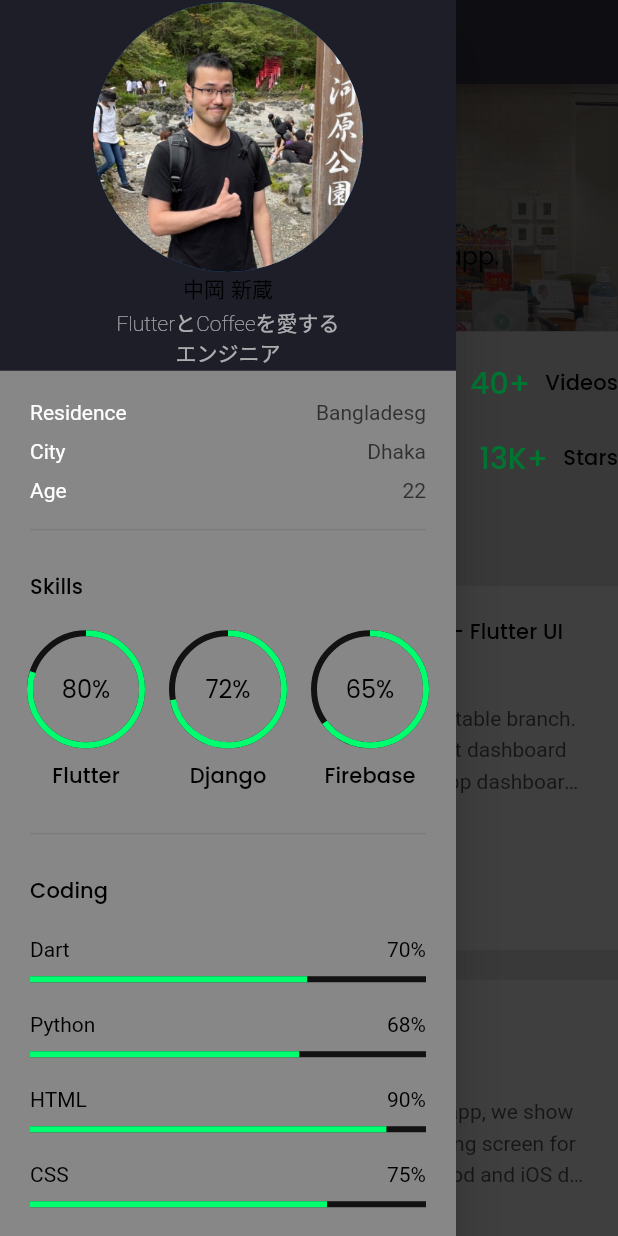
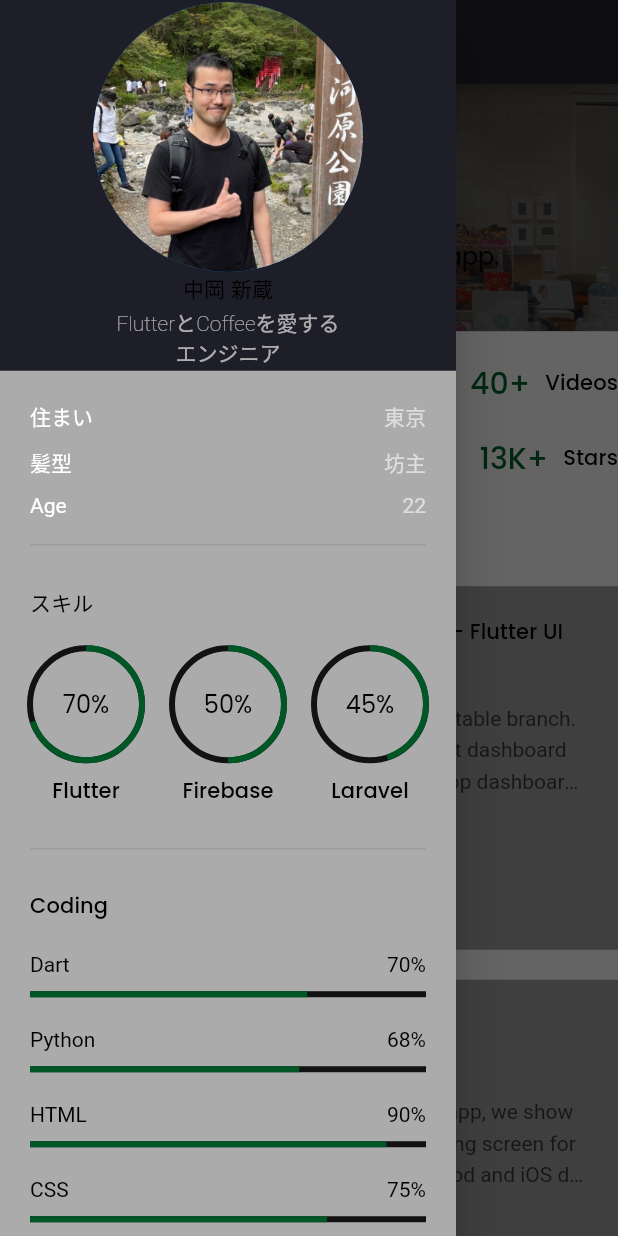
Before and after one commit to shinnkura/flutter_portfolio, a Flutter app: the screen it shows after launch, after a tap on the "menu" icon, on a phone screen of 412 x 824 dp. Run offline on Flutter 3.47's test engine with Material 2 defaults, Android fonts, the phone set to English and light mode, and no system bars; drawn by our look-alikes of animated_text_kit; our stand-ins replace flutter_svg, google_fonts.

Commit message:
UI：日本語改善

```diff
--- a/lib/constants.dart
+++ b/lib/constants.dart
@@ -1,6 +1,6 @@
 import 'package:flutter/material.dart';
 
-const primaryColor = Color.fromARGB(255, 0, 254, 110);
+const primaryColor = Color.fromARGB(255, 1, 86, 38);
 const secondaryColor = Color.fromARGB(255, 138, 138, 139);
 const darkColor = Color.fromARGB(255, 18, 18, 19);
 const bodyTextColor = Color.fromARGB(255, 48, 48, 48);
--- a/lib/main.dart
+++ b/lib/main.dart
@@ -29,8 +29,8 @@ class MyApp extends StatelessWidget {
       theme: ThemeData.light().copyWith(
         // Add this block for light theme
         primaryColor: primaryColor,
-        scaffoldBackgroundColor: Color.fromARGB(255, 125, 125, 125),
-        canvasColor: Color.fromARGB(255, 136, 135, 135),
+        scaffoldBackgroundColor: Color.fromARGB(255, 220, 219, 219),
+        canvasColor: Color.fromARGB(255, 172, 171, 171),
         textTheme: GoogleFonts.poppinsTextTheme(Theme.of(context).textTheme)
             .apply(bodyColor: Colors.black)
             .copyWith(
--- a/lib/screens/main/components/area_info_text.dart
+++ b/lib/screens/main/components/area_info_text.dart
@@ -22,7 +22,10 @@ class AreaInfoText extends StatelessWidget {
             title!,
             style: TextStyle(color: Colors.white),
           ),
-          Text(text!),
+          Text(
+            text!,
+            style: TextStyle(color: Colors.white60),
+          ),
         ],
       ),
     );
--- a/lib/screens/main/components/knowledges.dart
+++ b/lib/screens/main/components/knowledges.dart
@@ -22,8 +22,8 @@ class Knowledges extends StatelessWidget {
           ),
         ),
         KnowledgeText(text: "Flutter, Dart"),
-        KnowledgeText(text: "Stylus, Sass, Less"),
-        KnowledgeText(text: "Gulp, Webpack, Grunt"),
+        KnowledgeText(text: "Laravel, Python, JavaScript"),
+        KnowledgeText(text: "Styles, Sass, Bootstrap"),
         KnowledgeText(text: "GIT Knowledge"),
       ],
     );
@@ -46,7 +46,7 @@ class KnowledgeText extends StatelessWidget {
         children: [
           SvgPicture.asset("assets/icons/check.svg"),
           SizedBox(width: defaultPadding / 2),
-          Text(text),
+          Text(text, style: TextStyle(color: Colors.white60)),
         ],
       ),
     );
--- a/lib/screens/main/components/my_info.dart
+++ b/lib/screens/main/components/my_info.dart
@@ -23,7 +23,7 @@ class MyInfo extends StatelessWidget {
             Spacer(),
             Text(
               "中岡 新蔵",
-              style: Theme.of(context).textTheme.subtitle2,
+              style: Theme.of(context).textTheme.titleSmall,
             ),
             Text(
               "FlutterとCoffeeを愛する\nエンジニア",
--- a/lib/screens/main/components/side_menu.dart
+++ b/lib/screens/main/components/side_menu.dart
@@ -1,6 +1,6 @@
 import 'package:flutter/material.dart';
 import 'package:flutter_portfolio/constants.dart';
-import 'package:flutter_svg/svg.dart';
+// import 'package:flutter_svg/svg.dart';
 
 import 'area_info_text.dart';
 import 'coding.dart';
@@ -26,12 +26,12 @@ class SideMenu extends StatelessWidget {
                 child: Column(
                   children: [
                     AreaInfoText(
-                      title: "Residence",
-                      text: "Bangladesg",
+                      title: "住まい",
+                      text: "東京",
                     ),
                     AreaInfoText(
-                      title: "City",
-                      text: "Dhaka",
+                      title: "髪型",
+                      text: "坊主",
                     ),
                     AreaInfoText(
                       title: "Age",
@@ -43,48 +43,8 @@ class SideMenu extends StatelessWidget {
                     Knowledges(),
                     Divider(),
                     SizedBox(height: defaultPadding / 2),
-                    TextButton(
-                      onPressed: () {},
-                      child: FittedBox(
-                        child: Row(
-                          children: [
-                            Text(
-                              "DOWNLOAD CV",
-                              style: TextStyle(
-                                color: Theme.of(context)
-                                    .textTheme
-                                    .bodyText1!
-                                    .color,
-                              ),
-                            ),
-                            SizedBox(width: defaultPadding / 2),
-                            SvgPicture.asset("assets/icons/download.svg")
-                          ],
-                        ),
-                      ),
-                    ),
-                    Container(
-                      margin: EdgeInsets.only(top: defaultPadding),
-                      color: Color(0xFF24242E),
-                      child: Row(
-                        children: [
-                          Spacer(),
-                          IconButton(
-                            onPressed: () {},
-                            icon: SvgPicture.asset("assets/icons/linkedin.svg"),
-                          ),
-                          IconButton(
-                            onPressed: () {},
-                            icon: SvgPicture.asset("assets/icons/github.svg"),
-                          ),
-                          IconButton(
-                            onPressed: () {},
-                            icon: SvgPicture.asset("assets/icons/twitter.svg"),
-                          ),
-                          Spacer(),
-                        ],
-                      ),
-                    ),
+                    // Todo: Add logo and link to my website
+                    // blog, github, twitter
                   ],
                 ),
               ),
--- a/lib/screens/main/components/skills.dart
+++ b/lib/screens/main/components/skills.dart
@@ -17,7 +17,7 @@ class Skills extends StatelessWidget {
         Padding(
           padding: const EdgeInsets.symmetric(vertical: defaultPadding),
           child: Text(
-            "Skills",
+            "スキル",
             style: Theme.of(context).textTheme.subtitle2,
           ),
         ),
@@ -25,22 +25,22 @@ class Skills extends StatelessWidget {
           children: [
             Expanded(
               child: AnimatedCircularProgressIndicator(
-                percentage: 0.8,
+                percentage: 0.70,
                 label: "Flutter",
               ),
             ),
             SizedBox(width: defaultPadding),
             Expanded(
               child: AnimatedCircularProgressIndicator(
-                percentage: 0.72,
-                label: "Django",
+                percentage: 0.50,
+                label: "Firebase",
               ),
             ),
             SizedBox(width: defaultPadding),
             Expanded(
               child: AnimatedCircularProgressIndicator(
-                percentage: 0.65,
-                label: "Firebase",
+                percentage: 0.45,
+                label: "Laravel",
               ),
             ),
           ],
```
Also changed, not shown: lib/components/animated_progress_indicator.dart (+7 -3 lines).
